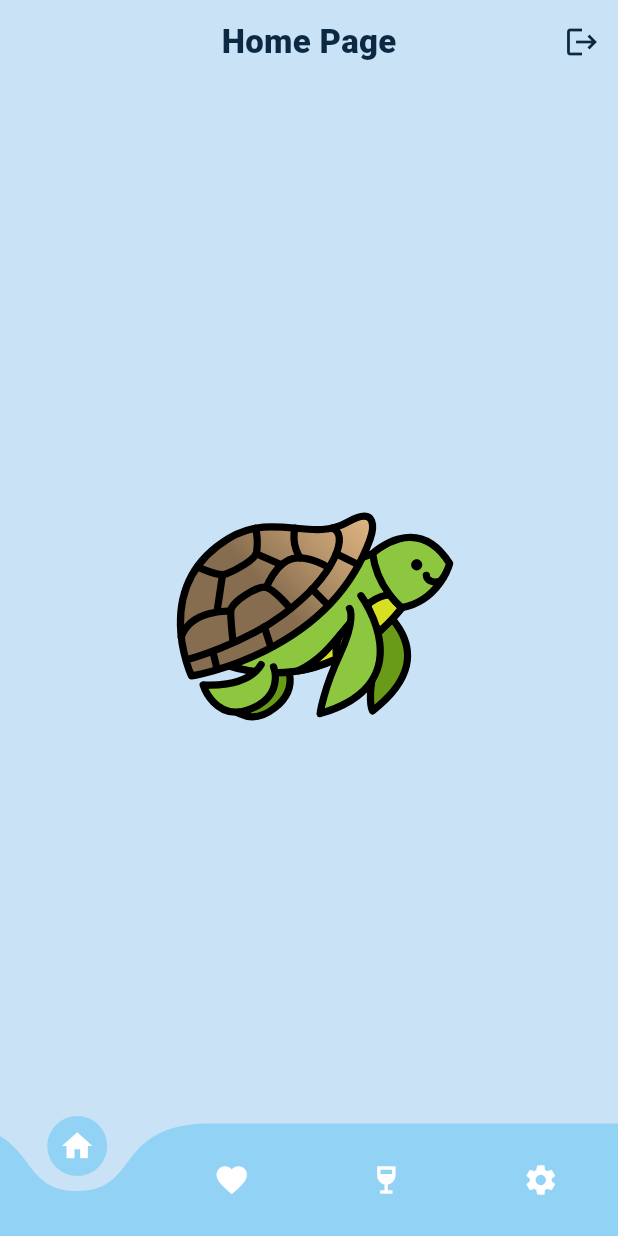
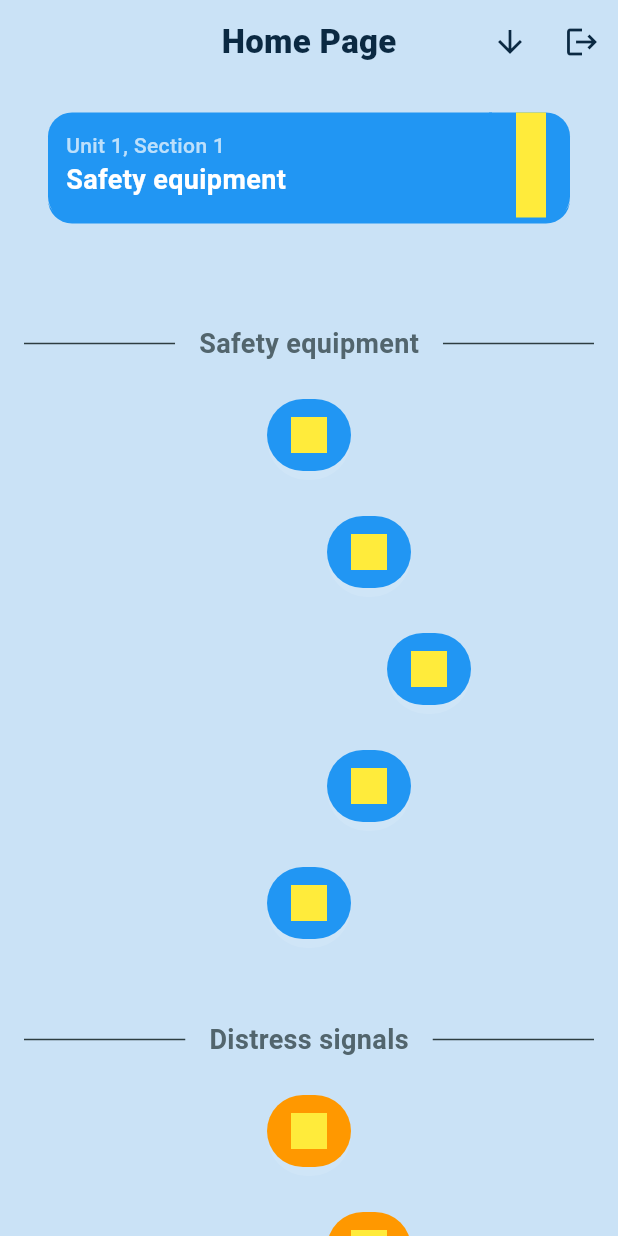
Before and after one commit to babell00/sailantro, a Flutter app: the HomePage screen opened by its route, on a phone screen of 412 x 824 dp. Run offline on Flutter 3.47's test engine with Material 3 defaults, Android fonts, the phone set to English and light mode, and no system bars; drawn by our look-alikes of curved_navigation_bar, scrollable_positioned_list; our stand-ins replace email_validator, firebase_auth, firebase_core, flutter_bloc, go_router, lottie; accounts and stored records are empty.

Commit message:
home page

```diff
--- /dev/null
+++ b/lib/features/home/domain/models/section_data.dart
@@ -0,0 +1,17 @@
+import 'dart:ui';
+
+class SectionData {
+  final Color color;
+  final int unit;
+  final int section;
+  final String title;
+  final int exercise;
+
+  const SectionData({
+    required this.color,
+    required this.unit,
+    required this.section,
+    required this.title,
+    required this.exercise,
+  });
+}
--- /dev/null
+++ b/lib/features/home/presentation/components/chest.dart
@@ -0,0 +1,17 @@
+import 'package:flutter/material.dart';
+
+class Chest extends StatelessWidget {
+  const Chest({super.key});
+
+  @override
+  Widget build(BuildContext context) {
+    return Container(
+      margin: const EdgeInsets.only(bottom: 24.0),
+      child: Container(
+        width: 24.0,
+        height: 24.0,
+        color: Colors.red, // A visual indicator
+      ),
+    );
+  }
+}
--- /dev/null
+++ b/lib/features/home/presentation/components/current_section.dart
@@ -0,0 +1,67 @@
+import 'package:flutter/material.dart';
+
+import '../../domain/models/section_data.dart';
+
+class CurrentSection extends StatelessWidget {
+  final SectionData data;
+
+  const CurrentSection({super.key, required this.data});
+
+  @override
+  Widget build(BuildContext context) {
+    return Container(
+      margin: const EdgeInsets.symmetric(horizontal: 16.0),
+      decoration: BoxDecoration(
+        color: data.color,
+        borderRadius: BorderRadius.circular(16.0),
+        border: Border(bottom: BorderSide(color: data.color, width: 4.0)),
+      ),
+      child: IntrinsicHeight(
+        child: Row(
+          crossAxisAlignment: CrossAxisAlignment.stretch,
+          children: [
+            Expanded(
+              child: Padding(
+                padding: const EdgeInsets.all(12.0),
+                child: Column(
+                  crossAxisAlignment: CrossAxisAlignment.start,
+                  mainAxisSize: MainAxisSize.min,
+                  children: [
+                    Text(
+                      'Unit ${data.unit}, Section ${data.section}',
+                      style: const TextStyle(
+                        color: Colors.white70,
+                        fontWeight: FontWeight.w500,
+                      ),
+                    ),
+                    Text(
+                      data.title,
+                      style: const TextStyle(
+                        color: Colors.white,
+                        fontWeight: FontWeight.bold,
+                        fontSize: 18.0,
+                      ),
+                    ),
+                  ],
+                ),
+              ),
+            ),
+            Container(
+              padding: const EdgeInsets.symmetric(horizontal: 16.0),
+              decoration: BoxDecoration(
+                border: Border(
+                  left: BorderSide(color: data.color, width: 2.0),
+                ),
+              ),
+              child: Container(
+                width: 20.0,
+                height: 20.0,
+                color: Colors.yellow, // A visual indicator
+              )
+            ),
+          ],
+        ),
+      ),
+    );
+  }
+}
--- /dev/null
+++ b/lib/features/home/presentation/components/exercise.dart
@@ -0,0 +1,84 @@
+import 'dart:math' as math;
+
+import 'package:flutter/material.dart';
+import 'dart:math';
+
+import '../../domain/models/section_data.dart';
+
+class Exercise extends StatelessWidget {
+  final int index;
+  final SectionData data;
+
+  const Exercise({
+    super.key,
+    required this.index,
+    required this.data
+  });
+
+  @override
+  Widget build(BuildContext context) {
+    return Container(
+      margin: EdgeInsets.only(
+        bottom: index != 8 ? 24.0 : 0,
+        left: getLeft(index),
+        right: getRight(index),
+      ),
+      decoration: BoxDecoration(
+        border: const Border(
+          bottom: BorderSide(color: Colors.white10, width: 6.0),
+        ),
+        borderRadius: BorderRadius.circular(36.0),
+      ),
+      child: ElevatedButton(
+        onPressed: () {},
+        style: ElevatedButton.styleFrom(
+          backgroundColor: data.color,
+          fixedSize: const Size(56, 48),
+          elevation: 0,
+          padding: EdgeInsets.zero,
+          tapTargetSize: MaterialTapTargetSize.shrinkWrap,
+          minimumSize: Size.zero,
+        ),
+        child: Container(
+          width: 24.0,
+          height: 24.0,
+          color: Colors.yellow, // A visual indicator
+        ),
+      ),
+    );
+  }
+}
+
+double getLeft(int indice) {
+  const margin = 80.0;
+  int pos = indice % 9;
+
+  if (pos == 1) {
+    return margin;
+  }
+  if (pos == 2) {
+    return margin * 2;
+  }
+  if (pos == 3) {
+    return margin;
+  }
+
+  return 0.0;
+}
+
+double getRight(int indice) {
+  const margin = 80.0;
+  int pos = indice % 9;
+
+  if (pos == 5) {
+    return margin;
+  }
+  if (pos == 6) {
+    return margin * 2;
+  }
+  if (pos == 7) {
+    return margin;
+  }
+
+  return 0.0;
+}
--- /dev/null
+++ b/lib/features/home/presentation/components/section.dart
@@ -0,0 +1,24 @@
+import 'package:flutter/material.dart';
+import 'package:sailantro/features/home/presentation/components/section_title.dart';
+
+import '../../domain/models/section_data.dart';
+import 'exercise.dart';
+
+
+class Section extends StatelessWidget {
+  final SectionData data;
+
+  const Section({super.key, required this.data});
+
+  @override
+  Widget build(BuildContext context) {
+    return Column(
+      mainAxisSize: MainAxisSize.min,
+      children: [
+        SectionTitle(title: data.title),
+        const SizedBox(height: 24.0),
+        ...List.generate(data.exercise, (i) => Exercise(index: i, data: data,)),
+      ],
+    );
+  }
+}
--- /dev/null
+++ b/lib/features/home/presentation/components/section_title.dart
@@ -0,0 +1,27 @@
+import 'package:flutter/material.dart';
+
+class SectionTitle extends StatelessWidget {
+  final String title;
+
+  const SectionTitle({super.key, required this.title});
+
+  @override
+  Widget build(BuildContext context) {
+    return Row(
+      children: [
+        const Expanded(child: Divider(color: Color(0xFF2D3D41))),
+        const SizedBox(width: 16),
+        Text(
+          title,
+          style: const TextStyle(
+            color: Color(0xFF52656D),
+            fontWeight: FontWeight.bold,
+            fontSize: 18.0,
+          ),
+        ),
+        const SizedBox(width: 16),
+        const Expanded(child: Divider(color: Color(0xFF2D3D41))),
+      ],
+    );
+  }
+}
--- a/lib/features/home/presentation/pages/home_page.dart
+++ b/lib/features/home/presentation/pages/home_page.dart
@@ -2,47 +2,190 @@ import 'package:curved_navigation_bar/curved_navigation_bar.dart';
 import 'package:flutter/material.dart';
 import 'package:flutter_bloc/flutter_bloc.dart';
 import 'package:lottie/lottie.dart';
+import 'package:scrollable_positioned_list/scrollable_positioned_list.dart';
 
 import '../../../auth/presentation/cubits/auth_cubit.dart';
+import '../../domain/models/section_data.dart';
+import '../components/current_section.dart';
+import '../components/section.dart';
 
-class HomePage extends StatelessWidget {
+final testData = <SectionData>[
+  SectionData(
+    color: Colors.blue,
+    unit: 1,
+    section: 1,
+    title: 'Safety equipment',
+    exercise: 5,
+  ),
+  SectionData(
+    color: Colors.orange,
+    unit: 1,
+    section: 2,
+    title: 'Distress signals',
+    exercise: 4,
+  ),
+  SectionData(
+    color: Colors.green,
+    unit: 1,
+    section: 3,
+    title: 'Lifejackets',
+    exercise: 5,
+  ),
+  SectionData(
+    color: Colors.purple,
+    unit: 1,
+    section: 4,
+    title: 'Fire & extinguishers',
+    exercise: 6,
+  ),
+  SectionData(
+    color: Colors.red,
+    unit: 1,
+    section: 5,
+    title: 'Engine checks & MOB',
+    exercise: 7,
+  ),
+];
+
+
+const double _headerHeight = 96.0;      // visual height of CurrentSection card
+const double _headerTopPadding = 8.0;   // breathing room from top
+
+class HomePage extends StatefulWidget {
   const HomePage({super.key});
+
+  @override
+  State<HomePage> createState() => _HomePageState();
+}
+
+class _HomePageState extends State<HomePage> {
+  final itemScrollController = ItemScrollController();
+  final itemPositionsListener = ItemPositionsListener.create();
+  int iCurrentSection = 0;
+
+
+  @override
+  void initState() {
+    super.initState();
+    // [ADD] listen to visible items and compute "current section"
+    itemPositionsListener.itemPositions.addListener(_updateCurrentSectionFromVisibleItems);
+  }
+
+  void _updateCurrentSectionFromVisibleItems() {
+    final positions = itemPositionsListener.itemPositions.value;
+    if (positions.isEmpty || !mounted) return;
+
+    // Screen-normalized coordinates: 0 (top) .. 1 (bottom).
+    // Our pinned header occupies [_headerTopPadding, _headerTopPadding + _headerHeight] px from the top.
+    // Convert that into a fraction of screen height.
+    final screenHeight = MediaQuery.of(context).size.height;
+    final headerBottomFraction = (_headerTopPadding + _headerHeight) / screenHeight;
+
+    // We render list items in order: index 0 is a small spacer, then sections at [1..N].
+    // We want the **last** item whose top (leadingEdge) is AT or ABOVE the header bottom.
+    int candidateIndex = 1; // default to first section container
+    for (final pos in positions) {
+      // We only care about real section rows (skip 0 if it's our spacer)
+      if (pos.index == 0) continue;
+
+      if (pos.itemLeadingEdge <= headerBottomFraction) {
+        candidateIndex = pos.index; // further down (still under header) wins
+      }
+    }
+
+    // Map list index -> section index (because of the spacer at 0)
+    final newSection = (candidateIndex - 1).clamp(0, testData.length - 1);
+    if (newSection != iCurrentSection) {
+      setState(() => iCurrentSection = newSection);
+    }
+  }
+
+  @override
+  void dispose() {
+    super.dispose();
+  }
+
+  void jumpToSection(int sectionIndex) {
+    // +1 because index 0 is the spacer item in the list
+    itemScrollController.scrollTo(
+      index: sectionIndex + 1,
+      duration: const Duration(milliseconds: 300),
+      curve: Curves.easeInOut,
+      alignment: 0.1, // keep section’s title just below the pinned header
+    );
+  }
 
   @override
   Widget build(BuildContext context) {
     return Scaffold(
       appBar: AppBar(
-        title: Text("Home Page"),
+        title: const Text("Home Page"),
         actions: [
+          IconButton(
+            onPressed: () {
+              jumpToSection(2); // [EXAMPLE] Jump to Section 2 (index = 2)
+            },
+            icon: const Icon(Icons.arrow_downward),
+          ),
           IconButton(
             onPressed: () {
               final authCubit = context.read<AuthCubit>();
               authCubit.logout();
             },
-            icon: Icon(Icons.logout),
+            icon: const Icon(Icons.logout),
           ),
         ],
       ),
-      body: Center(
-        child: Semantics(
-          label: 'Animated turtle',
-          child: Lottie.asset(
-            'assets/lottie/turtle.json',
-            height: 500,
-            fit: BoxFit.contain,
-            repeat: true,
+      body: Stack(
+        children: [
+          // [MOD] Push list down so it doesn't go under the pinned header
+          Padding(
+            padding: const EdgeInsets.only(
+              top: _headerTopPadding + _headerHeight + 8, // extra 8 for separation
+            ),
+            child: ScrollablePositionedList.separated(
+              // [ADD] controllers
+              itemScrollController: itemScrollController,
+              itemPositionsListener: itemPositionsListener,
+
+              // [MOD] we include a leading spacer item at index 0 for cleaner top padding
+              itemCount: testData.length + 1,
+              itemBuilder: (_, index) {
+                if (index == 0) {
+                  return const SizedBox(height: 24); // [ADD] spacer item
+                }
+                // [EXISTING] your Section widget
+                return Section(data: testData[index - 1]);
+              },
+              separatorBuilder: (_, __) => const SizedBox(height: 24.0),
+              padding: const EdgeInsets.only(
+                bottom: 24.0,
+                left: 16.0,
+                right: 16.0,
+              ),
+            ),
           ),
-        ),
-      ),
-      bottomNavigationBar: CurvedNavigationBar(
-        backgroundColor: Theme.of(context).scaffoldBackgroundColor,
-        color: Theme.of(context).colorScheme.secondary,
-        animationDuration: Duration(milliseconds: 300),
-        items: [
-          Icon(Icons.home, color: Colors.white),
-          Icon(Icons.favorite, color: Colors.white),
-          Icon(Icons.wine_bar, color: Colors.white),
-          Icon(Icons.settings, color: Colors.white),
+
+          // [MOD] Pin the CurrentSection card at the top
+          Positioned(
+            top: _headerTopPadding,
+            left: 16,
+            right: 16,
+            child: SizedBox(
+              height: _headerHeight,
+              // [ADD] small delight: animate the content swap when section changes
+              child: AnimatedSwitcher(
+                duration: const Duration(milliseconds: 180),
+                switchInCurve: Curves.easeOut,
+                switchOutCurve: Curves.easeIn,
+                transitionBuilder: (child, anim) => FadeTransition(opacity: anim, child: child),
+                child: CurrentSection(
+                  key: ValueKey(iCurrentSection), // ensures animation on change
+                  data: testData[iCurrentSection],
+                ),
+              ),
+            ),
+          ),
         ],
       ),
     );
--- a/pubspec.yaml
+++ b/pubspec.yaml
@@ -41,6 +41,7 @@ dependencies:
   go_router: ^16.2.0
   lottie: ^3.3.1
   curved_navigation_bar: ^1.0.6
+  scrollable_positioned_list: ^0.3.8
 
 dev_dependencies:
   flutter_test:
```
Also changed, not shown: pubspec.lock, 1 other file.
